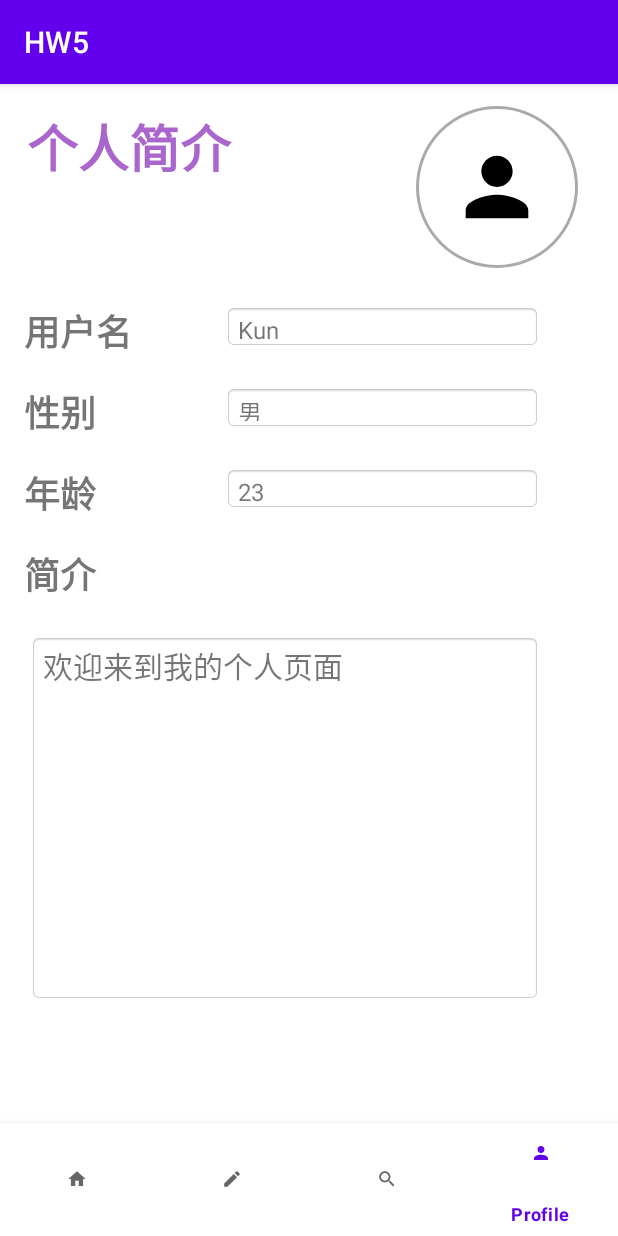
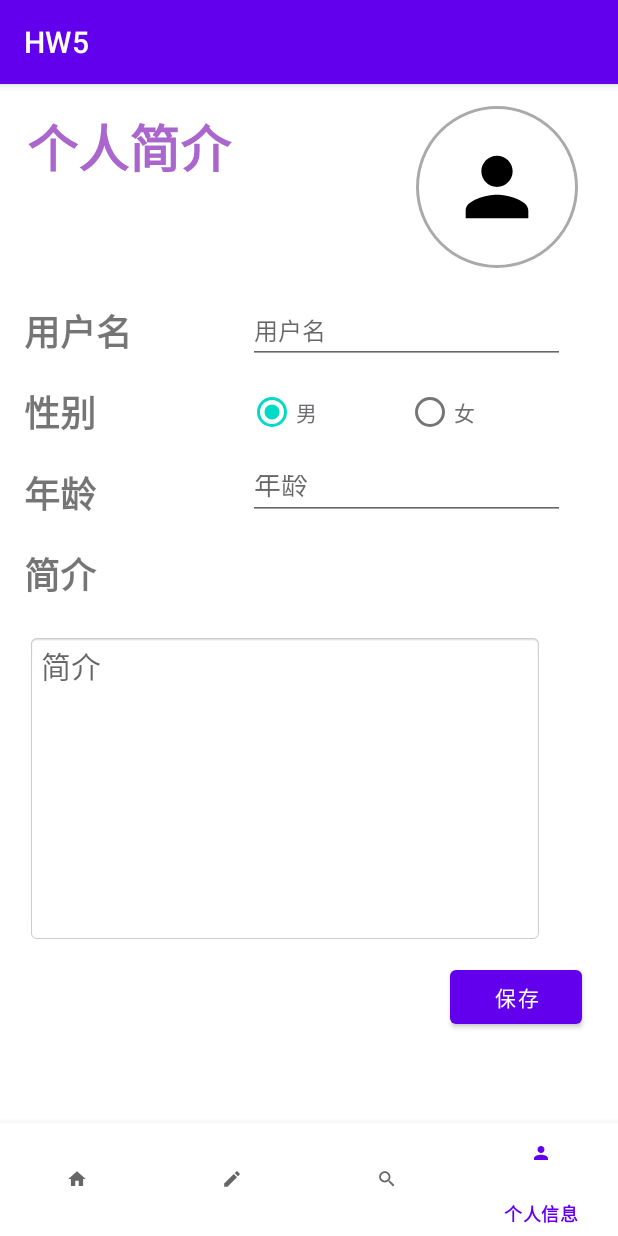
Before and after one commit to KY0602/forum_frontend, an Android app: the screen it shows after launch (MainActivity), item 4 of the bottom bar chosen, on a phone screen of 412 x 824 dp. Run offline under Robolectric (Android 15) with nearby library versions, the phone set to English and light mode, and no system bars.

Commit message:
TabLayout HW completed

```diff
--- a/app/src/main/java/com/example/hw5/MainActivity.java
+++ b/app/src/main/java/com/example/hw5/MainActivity.java
@@ -46,28 +46,28 @@ public class MainActivity extends AppCompatActivity implements BottomNavigationV
                 getSupportFragmentManager()
                         .beginTransaction()
                         .replace(R.id.flFragment, homeFragment)
-                        .addToBackStack(null)
+                        .addToBackStack("home")
                         .commit();
                 return true;
             case R.id.post:
                 getSupportFragmentManager()
                         .beginTransaction()
                         .replace(R.id.flFragment, postFragment)
-                        .addToBackStack(null)
+                        .addToBackStack("post")
                         .commit();
                 return true;
             case R.id.search:
                 getSupportFragmentManager()
                         .beginTransaction()
                         .replace(R.id.flFragment, searchFragment)
-                        .addToBackStack(null)
+                        .addToBackStack("search")
                         .commit();
                 return true;
             case R.id.profile:
                 getSupportFragmentManager()
                         .beginTransaction()
                         .replace(R.id.flFragment, profileFragment)
-                        .addToBackStack(null)
+                        .addToBackStack("profile")
                         .commit();
                 return true;
         }
--- a/app/src/main/java/com/example/hw5/PostFragment.java
+++ b/app/src/main/java/com/example/hw5/PostFragment.java
@@ -8,6 +8,7 @@ import android.view.ViewGroup;
 import android.widget.EditText;
 import android.widget.ImageButton;
 import android.widget.TextView;
+import android.widget.Toast;
 
 import java.io.*;
 import androidx.fragment.app.Fragment;
@@ -49,7 +50,13 @@ public class PostFragment extends Fragment implements View.OnClickListener {
 
     private void clickPost() {
         String text = postTxt.getText().toString();
-        postTxt.getText().clear();
-        postOut.setText(text);
+        if (text.isEmpty()) {
+            Toast.makeText(getActivity().getApplicationContext(), "未输入状态内容", Toast.LENGTH_LONG).show();
+        }
+        else {
+            Toast.makeText(getActivity().getApplicationContext(), "发布成功", Toast.LENGTH_LONG).show();
+            postTxt.getText().clear();
+            postOut.setText(text);
+        }
     }
 }
--- a/app/src/main/java/com/example/hw5/ProfileFragment.java
+++ b/app/src/main/java/com/example/hw5/ProfileFragment.java
@@ -2,17 +2,27 @@ package com.example.hw5;
 
 import android.os.Bundle;
 import android.provider.ContactsContract;
+import android.support.v4.media.session.MediaSessionCompat;
+import android.util.Log;
 import android.view.LayoutInflater;
 import android.view.View;
 import android.view.ViewGroup;
+import android.widget.Button;
+import android.widget.EditText;
+import android.widget.RadioButton;
+import android.widget.RadioGroup;
 import android.widget.TextView;
+import android.widget.Toast;
 
 import java.io.*;
 import androidx.fragment.app.Fragment;
 
-public class ProfileFragment extends Fragment {
+public class ProfileFragment extends Fragment implements View.OnClickListener {
     private static final String LOG_TAG = ProfileFragment.class.getSimpleName();
-    private TextView name, gender, age, desc;
+    private EditText name, age, desc;
+    private RadioGroup genderGroup;
+    private Button saveButton;
+    private String gender = "男";
 
     public ProfileFragment(){
         // require a empty public constructor
@@ -23,16 +33,51 @@ public class ProfileFragment extends Fragment {
         // Inflate the layout for this fragment
         View v = inflater.inflate(R.layout.fragment_profile, container, false);
 
-        name = (TextView)v.findViewById(R.id.profileName2);
-        gender = (TextView)v.findViewById(R.id.profileGender2);
-        age = (TextView)v.findViewById(R.id.profileAge2);
-        desc = (TextView)v.findViewById(R.id.profileDesc2);
-
-        name.setText(getResources().getText(R.string.name));
-        gender.setText(getResources().getText(R.string.gender));
-        age.setText(getResources().getText(R.string.age));
-        desc.setText(getResources().getText(R.string.desc));
+        name = (EditText)v.findViewById(R.id.profileName2);
+        age = (EditText)v.findViewById(R.id.profileAge2);
+        desc = (EditText)v.findViewById(R.id.profileDesc2);
+        genderGroup = (RadioGroup)v.findViewById(R.id.radioGroupGender);
+        genderGroup.setOnCheckedChangeListener(new RadioGroup.OnCheckedChangeListener() {
+            @Override
+            public void onCheckedChanged(RadioGroup radioGroup, int i) {
+                int childCount = radioGroup.getChildCount();
+                for (int x = 0; x < childCount; x++) {
+                    RadioButton btn = (RadioButton)radioGroup.getChildAt(x);
+                    if (btn.getId() == i) {
+                        gender = btn.getText().toString();
+                    }
+                }
+            }
+        });
+        saveButton = (Button)v.findViewById(R.id.saveButton);
+        saveButton.setOnClickListener(this);
 
         return v;
     }
+
+    public void onClick(final View v) {
+        switch(v.getId()) {
+            case R.id.saveButton:
+                Log.d(LOG_TAG, "Save");
+                clickSave();
+                break;
+            default:
+                Log.d(LOG_TAG, "No match");
+                break;
+        }
+    }
+
+    private void clickSave() {
+        String inName = name.getText().toString();
+        String inAge = age.getText().toString();
+        String inDesc = desc.getText().toString();
+        if (inName.isEmpty() || inAge.isEmpty()) {
+            Log.d(LOG_TAG, "Error");
+            Toast.makeText(getActivity().getApplicationContext(), "未输入用户名或年龄", Toast.LENGTH_LONG).show();
+        }
+        else {
+            Log.d(LOG_TAG, inName + " " + gender + " " + inAge + " " + inDesc);
+            Toast.makeText(getActivity().getApplicationContext(), "保存成功", Toast.LENGTH_LONG).show();
+        }
+    }
 }
--- a/app/src/main/java/com/example/hw5/SearchFragment.java
+++ b/app/src/main/java/com/example/hw5/SearchFragment.java
@@ -8,6 +8,7 @@ import android.view.ViewGroup;
 import android.widget.EditText;
 import android.widget.ImageButton;
 import android.widget.TextView;
+import android.widget.Toast;
 
 import java.io.*;
 import androidx.fragment.app.Fragment;
@@ -49,8 +50,14 @@ public class SearchFragment extends Fragment implements View.OnClickListener {
 
     private void clickSearch() {
         String search = searchTxt.getText().toString();
-        searchTxt.getText().clear();
-        String txt = "\'" + search + "\'" + "搜索结果";
-        searchOut.setText(txt);
+        if (search.isEmpty()) {
+            Toast.makeText(getActivity().getApplicationContext(), "未输入搜索内容", Toast.LENGTH_LONG).show();
+        }
+        else {
+            searchTxt.getText().clear();
+            String txt = "\'" + search + "\'" + "搜索结果: ";
+            Toast.makeText(getActivity().getApplicationContext(), "搜索成功", Toast.LENGTH_LONG).show();
+            searchOut.setText(txt);
+        }
     }
 }
--- a/app/src/main/java/com/example/hw5/TabFragmentAll.java
+++ b/app/src/main/java/com/example/hw5/TabFragmentAll.java
@@ -44,7 +44,7 @@ public class TabFragmentAll extends Fragment {
                 getActivity().getSupportFragmentManager()
                         .beginTransaction()
                         .replace(R.id.flFragment, statusFragment)
-                        .addToBackStack(null)
+                        .addToBackStack("status")
                         .commit();
             }
         });
--- a/app/src/main/java/com/example/hw5/TabFragmentFollowed.java
+++ b/app/src/main/java/com/example/hw5/TabFragmentFollowed.java
@@ -45,7 +45,7 @@ public class TabFragmentFollowed extends Fragment {
                 getActivity().getSupportFragmentManager()
                         .beginTransaction()
                         .replace(R.id.flFragment, statusFragment)
-                        .addToBackStack(null)
+                        .addToBackStack("status")
                         .commit();
             }
         });
--- a/app/src/main/res/layout/fragment_post.xml
+++ b/app/src/main/res/layout/fragment_post.xml
@@ -13,6 +13,7 @@
         android:layout_height="89dp"
         android:ems="10"
         android:gravity="start|top"
+        android:hint="发布动态"
         android:inputType="textMultiLine"
         app:layout_constraintBottom_toBottomOf="parent"
         app:layout_constraintEnd_toEndOf="parent"
@@ -26,6 +27,7 @@
         android:layout_width="378dp"
         android:layout_height="418dp"
         android:background="@android:drawable/editbox_background"
+        android:textSize="16sp"
         app:layout_constraintBottom_toBottomOf="parent"
         app:layout_constraintEnd_toEndOf="parent"
         app:layout_constraintHorizontal_bias="0.515"
--- a/app/src/main/res/layout/fragment_profile.xml
+++ b/app/src/main/res/layout/fragment_profile.xml
@@ -85,54 +85,91 @@
         app:layout_constraintStart_toStartOf="parent"
         app:layout_constraintTop_toBottomOf="@+id/profileAge" />
 
-    <TextView
+    <EditText
         android:id="@+id/profileName2"
         android:layout_width="211dp"
-        android:layout_height="30dp"
+        android:layout_height="40dp"
         android:layout_marginStart="40dp"
         android:layout_marginTop="24dp"
-        android:background="@android:drawable/editbox_background"
+        android:layout_marginEnd="16dp"
+        android:hint="用户名"
         android:textSize="16sp"
         app:layout_constraintEnd_toEndOf="parent"
-        app:layout_constraintHorizontal_bias="0.055"
         app:layout_constraintStart_toEndOf="@+id/profileName"
         app:layout_constraintTop_toBottomOf="@+id/profilePic" />
 
-    <TextView
-        android:id="@+id/profileGender2"
-        android:layout_width="211dp"
-        android:layout_height="30dp"
-        android:layout_marginStart="40dp"
+    <EditText
+        android:id="@+id/profileDesc2"
+        android:layout_width="344dp"
+        android:layout_height="206dp"
+        android:layout_marginStart="16dp"
         android:layout_marginTop="24dp"
+        android:layout_marginEnd="16dp"
         android:background="@android:drawable/editbox_background"
-        android:textSize="16sp"
+        android:gravity="start|top"
+        android:hint="简介"
+        android:inputType="textMultiLine"
+        android:textSize="20sp"
         app:layout_constraintEnd_toEndOf="parent"
-        app:layout_constraintHorizontal_bias="0.055"
-        app:layout_constraintStart_toEndOf="@+id/profileGender"
-        app:layout_constraintTop_toBottomOf="@+id/profileName2" />
+        app:layout_constraintHorizontal_bias="0.057"
+        app:layout_constraintStart_toStartOf="parent"
+        app:layout_constraintTop_toBottomOf="@+id/profileDesc" />
 
-    <TextView
+    <EditText
         android:id="@+id/profileAge2"
         android:layout_width="211dp"
-        android:layout_height="30dp"
+        android:layout_height="40dp"
         android:layout_marginStart="40dp"
-        android:layout_marginTop="24dp"
-        android:background="@android:drawable/editbox_background"
-        android:textSize="16sp"
+        android:layout_marginTop="12dp"
+        android:layout_marginEnd="16dp"
+        android:ems="10"
+        android:hint="年龄"
+        android:inputType="number"
         app:layout_constraintEnd_toEndOf="parent"
-        app:layout_constraintHorizontal_bias="0.055"
         app:layout_constraintStart_toEndOf="@+id/profileAge"
-        app:layout_constraintTop_toBottomOf="@+id/profileGender2" />
+        app:layout_constraintTop_toBottomOf="@+id/radioGroupGender" />
 
-    <TextView
-        android:id="@+id/profileDesc2"
-        android:layout_width="341dp"
-        android:layout_height="245dp"
-        android:layout_marginTop="24dp"
-        android:background="@android:drawable/editbox_background"
-        android:textSize="20sp"
+    <RadioGroup
+        android:id="@+id/radioGroupGender"
+        android:layout_width="211dp"
+        android:layout_height="40dp"
+        android:layout_marginStart="40dp"
+        android:layout_marginTop="12dp"
+        android:layout_marginEnd="16dp"
+        android:orientation="horizontal"
         app:layout_constraintEnd_toEndOf="parent"
-        app:layout_constraintHorizontal_bias="0.271"
-        app:layout_constraintStart_toStartOf="parent"
-        app:layout_constraintTop_toBottomOf="@+id/profileDesc" />
+        app:layout_constraintStart_toEndOf="@+id/profileGender"
+        app:layout_constraintTop_toBottomOf="@+id/profileName2">
+
+        <RadioButton
+            android:id="@+id/radioMale"
+            android:layout_width="wrap_content"
+            android:layout_height="wrap_content"
+            android:layout_gravity="center_vertical"
+            android:layout_weight="1"
+            android:checked="true"
+            android:text="男"
+            android:textColor="#ff6d6e71" />
+
+        <RadioButton
+            android:id="@+id/radioFemale"
+            android:layout_width="wrap_content"
+            android:layout_height="wrap_content"
+            android:layout_weight="1"
+            android:checked="false"
+            android:text="女"
+            android:textColor="#ff6d6e71"
+            android:textSize="14dp" />
+    </RadioGroup>
+
+    <Button
+        android:id="@+id/saveButton"
+        android:layout_width="wrap_content"
+        android:layout_height="wrap_content"
+        android:layout_marginTop="12dp"
+        android:layout_marginEnd="24dp"
+        android:text="保存"
+        app:layout_constraintEnd_toEndOf="parent"
+        app:layout_constraintTop_toBottomOf="@+id/profileDesc2" />
+
 </androidx.constraintlayout.widget.ConstraintLayout>
--- a/app/src/main/res/layout/fragment_search.xml
+++ b/app/src/main/res/layout/fragment_search.xml
@@ -38,6 +38,7 @@
         android:layout_marginTop="35dp"
         android:layout_marginBottom="100dp"
         android:background="@android:drawable/editbox_background"
+        android:textSize="16sp"
         app:layout_constraintBottom_toBottomOf="parent"
         app:layout_constraintEnd_toEndOf="parent"
         app:layout_constraintStart_toStartOf="parent"
--- a/app/src/main/res/menu/bottom_nav_menu.xml
+++ b/app/src/main/res/menu/bottom_nav_menu.xml
@@ -2,18 +2,18 @@
 <menu xmlns:android="http://schemas.android.com/apk/res/android">
     <item
         android:id="@+id/home"
-        android:title="Home"
+        android:title="动态浏览"
         android:icon="@drawable/ic_home_foreground"/>
     <item
         android:id="@+id/post"
-        android:title="Post"
+        android:title="动态发布"
         android:icon="@drawable/ic_post_foreground"/>
     <item
         android:id="@+id/search"
-        android:title="Search"
+        android:title="动态搜索"
         android:icon="@drawable/ic_search_foreground"/>
     <item
         android:id="@+id/profile"
-        android:title="Profile"
+        android:title="个人信息"
         android:icon="@drawable/ic_profile_foreground"/>
 </menu>
--- a/app/src/main/res/values/strings.xml
+++ b/app/src/main/res/values/strings.xml
@@ -24,8 +24,4 @@
     <string name="share_text_with">Share this text with:</string>
     <string name="tab_label1">全部动态</string>
     <string name="tab_label2">已关注用户动态</string>
-    <string name="name">Kun</string>
-    <string name="gender">男</string>
-    <string name="age">23</string>
-    <string name="desc">欢迎来到我的个人页面</string>
 </resources>
```
